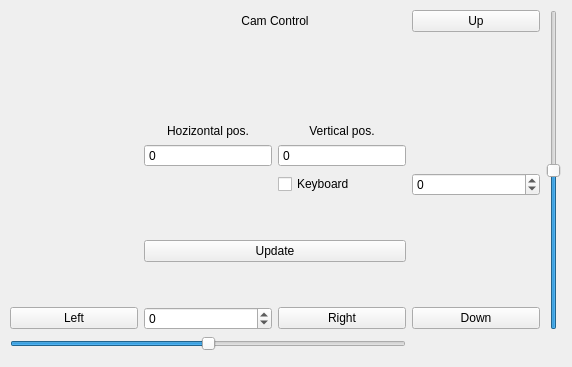
Old version of the form rover_cam_control/resource/cam_control.ui in the repository robotique-udes/rover.
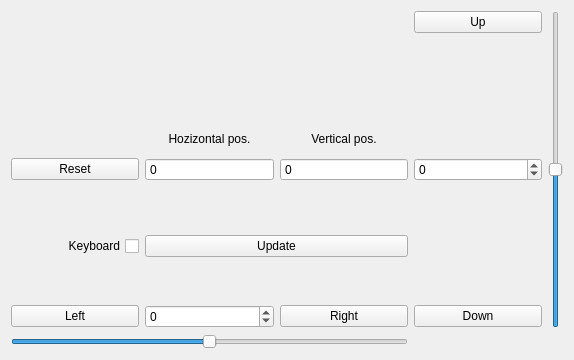
New version of the form.

Commit message: Added a reset button

```diff
--- a/rover_cam_control/resource/cam_control.ui
+++ b/rover_cam_control/resource/cam_control.ui
@@ -6,105 +6,49 @@
    <rect>
     <x>0</x>
     <y>0</y>
-    <width>572</width>
-    <height>367</height>
+    <width>574</width>
+    <height>360</height>
    </rect>
   </property>
   <property name="windowTitle">
    <string>Form</string>
   </property>
-  <widget class="QWidget" name="gridLayoutWidget">
-   <property name="geometry">
-    <rect>
-     <x>10</x>
-     <y>10</y>
-     <width>551</width>
-     <height>341</height>
-    </rect>
-   </property>
+  <layout class="QVBoxLayout" name="verticalLayout">
+   <item>
    <layout class="QGridLayout" name="gridLayout">
-    <item row="6" column="3">
-     <widget class="QLabel" name="cam_vertical_label">
-      <property name="text">
-       <string>Vertical pos.</string>
-      </property>
-      <property name="alignment">
-       <set>Qt::AlignBottom|Qt::AlignHCenter</set>
-      </property>
-      <property name="wordWrap">
-       <bool>false</bool>
-      </property>
-     </widget>
-    </item>
-    <item row="6" column="2">
-     <widget class="QLabel" name="cam_horizontal_label">
-      <property name="text">
-       <string>Hozizontal pos.</string>
-      </property>
-      <property name="alignment">
-       <set>Qt::AlignBottom|Qt::AlignHCenter</set>
-      </property>
-     </widget>
-    </item>
-    <item row="10" column="4">
-     <widget class="QPushButton" name="cam_down_btn">
-      <property name="maximumSize">
-       <size>
-        <width>150</width>
-        <height>16777215</height>
-       </size>
-      </property>
-      <property name="text">
-       <string>Down</string>
-      </property>
-     </widget>
-    </item>
-    <item row="9" column="4">
-     <spacer name="verticalSpacer_2">
-      <property name="orientation">
-       <enum>Qt::Vertical</enum>
-      </property>
-      <property name="sizeHint" stdset="0">
-       <size>
-        <width>20</width>
-        <height>40</height>
-       </size>
-      </property>
-     </spacer>
-    </item>
-    <item row="5" column="1" rowspan="5">
-     <spacer name="verticalSpacer">
-      <property name="orientation">
-       <enum>Qt::Vertical</enum>
-      </property>
-      <property name="sizeHint" stdset="0">
-       <size>
-        <width>20</width>
-        <height>40</height>
-       </size>
-      </property>
-     </spacer>
-    </item>
-    <item row="10" column="1">
-     <widget class="QPushButton" name="cam_left_btn">
-      <property name="maximumSize">
-       <size>
-        <width>150</width>
-        <height>16777215</height>
-       </size>
-      </property>
-      <property name="text">
-       <string>Left</string>
-      </property>
-     </widget>
-    </item>
-    <item row="10" column="3">
+     <property name="rightMargin">
+      <number>0</number>
+     </property>
+     <property name="spacing">
+      <number>6</number>
+     </property>
+     <item row="11" column="3">
      <widget class="QPushButton" name="cam_right_btn">
       <property name="text">
        <string>Right</string>
       </property>
      </widget>
     </item>
+     <item row="10" column="2" colspan="2">
+      <widget class="QPushButton" name="cam_update_btn">
+       <property name="text">
+        <string>Update</string>
+       </property>
+      </widget>
+     </item>
+     <item row="6" column="4">
+      <spacer name="verticalSpacer_3">
+       <property name="orientation">
+        <enum>Qt::Vertical</enum>
+       </property>
+       <property name="sizeHint" stdset="0">
+        <size>
+         <width>20</width>
+         <height>40</height>
+        </size>
+       </property>
+      </spacer>
+     </item>
     <item row="5" column="4">
      <widget class="QPushButton" name="cam_up_btn">
       <property name="maximumSize">
@@ -118,7 +62,65 @@
       </property>
      </widget>
     </item>
-    <item row="12" column="1" colspan="3">
+     <item row="10" column="4">
+      <spacer name="verticalSpacer_2">
+       <property name="orientation">
+        <enum>Qt::Vertical</enum>
+       </property>
+       <property name="sizeHint" stdset="0">
+        <size>
+         <width>20</width>
+         <height>40</height>
+        </size>
+       </property>
+      </spacer>
+     </item>
+     <item row="11" column="2">
+      <widget class="QSpinBox" name="cam_horizontal_field">
+       <property name="minimum">
+        <number>-180</number>
+       </property>
+       <property name="maximum">
+        <number>180</number>
+       </property>
+      </widget>
+     </item>
+     <item row="5" column="3" rowspan="2">
+      <widget class="QLabel" name="cam_vertical_label">
+       <property name="text">
+        <string>Vertical pos.</string>
+       </property>
+       <property name="alignment">
+        <set>Qt::AlignBottom|Qt::AlignHCenter</set>
+       </property>
+       <property name="wordWrap">
+        <bool>false</bool>
+       </property>
+      </widget>
+     </item>
+     <item row="8" column="3">
+      <widget class="QSpinBox" name="cam_vertical_pos_info">
+       <property name="enabled">
+        <bool>true</bool>
+       </property>
+       <property name="frame">
+        <bool>true</bool>
+       </property>
+       <property name="readOnly">
+        <bool>true</bool>
+       </property>
+       <property name="buttonSymbols">
+        <enum>QAbstractSpinBox::NoButtons</enum>
+       </property>
+       <property name="minimum">
+        <number>-90</number>
+       </property>
+       <property name="maximum">
+        <number>90</number>
+       </property>
+      </widget>
+     </item>
+     <item row="13" column="1" colspan="3">
      <widget class="QSlider" name="cam_horizontal_slider">
       <property name="minimum">
        <number>-180</number>
@@ -131,7 +133,72 @@
       </property>
      </widget>
     </item>
-    <item row="5" column="5" rowspan="6">
+     <item row="11" column="1">
+      <widget class="QPushButton" name="cam_left_btn">
+       <property name="maximumSize">
+        <size>
+         <width>150</width>
+         <height>16777215</height>
+        </size>
+       </property>
+       <property name="text">
+        <string>Left</string>
+       </property>
+      </widget>
+     </item>
+     <item row="5" column="2" rowspan="2">
+      <widget class="QLabel" name="cam_horizontal_label">
+       <property name="text">
+        <string>Hozizontal pos.</string>
+       </property>
+       <property name="alignment">
+        <set>Qt::AlignBottom|Qt::AlignHCenter</set>
+       </property>
+      </widget>
+     </item>
+     <item row="11" column="4">
+      <widget class="QPushButton" name="cam_down_btn">
+       <property name="maximumSize">
+        <size>
+         <width>150</width>
+         <height>16777215</height>
+        </size>
+       </property>
+       <property name="text">
+        <string>Down</string>
+       </property>
+      </widget>
+     </item>
+     <item row="8" column="2">
+      <widget class="QSpinBox" name="cam_horizontal_pos_info">
+       <property name="enabled">
+        <bool>true</bool>
+       </property>
+       <property name="readOnly">
+        <bool>true</bool>
+       </property>
+       <property name="buttonSymbols">
+        <enum>QAbstractSpinBox::NoButtons</enum>
+       </property>
+       <property name="minimum">
+        <number>-180</number>
+       </property>
+       <property name="maximum">
+        <number>180</number>
+       </property>
+      </widget>
+     </item>
+     <item row="8" column="4">
+      <widget class="QSpinBox" name="cam_vertical_field">
+       <property name="minimum">
+        <number>-90</number>
+       </property>
+       <property name="maximum">
+        <number>90</number>
+       </property>
+      </widget>
+     </item>
+     <item row="5" column="5" rowspan="7">
      <widget class="QSlider" name="cam_vertical_slider">
       <property name="minimum">
        <number>-90</number>
@@ -144,99 +211,25 @@
       </property>
      </widget>
     </item>
-    <item row="5" column="2" colspan="2">
-     <widget class="QLabel" name="label">
-      <property name="text">
-       <string>Cam Control</string>
-      </property>
-      <property name="textFormat">
-       <enum>Qt::RichText</enum>
-      </property>
-      <property name="alignment">
-       <set>Qt::AlignCenter</set>
-      </property>
-     </widget>
-    </item>
-    <item row="8" column="3">
+     <item row="10" column="1">
      <widget class="QCheckBox" name="cam_keyboard_check_box">
       <property name="layoutDirection">
-       <enum>Qt::LeftToRight</enum>
+        <enum>Qt::RightToLeft</enum>
       </property>
       <property name="text">
        <string>Keyboard</string>
       </property>
      </widget>
     </item>
-    <item row="9" column="2" colspan="2">
-     <widget class="QPushButton" name="cam_update_btn">
+     <item row="8" column="1">
+      <widget class="QPushButton" name="cam_reset_btn">
       <property name="text">
-       <string>Update</string>
+        <string>Reset</string>
       </property>
      </widget>
     </item>
-    <item row="10" column="2">
-     <widget class="QSpinBox" name="cam_horizontal_field">
-      <property name="minimum">
-       <number>-180</number>
-      </property>
-      <property name="maximum">
-       <number>180</number>
-      </property>
-     </widget>
-    </item>
-    <item row="8" column="4">
-     <widget class="QSpinBox" name="cam_vertical_field">
-      <property name="minimum">
-       <number>-90</number>
-      </property>
-      <property name="maximum">
-       <number>90</number>
-      </property>
-     </widget>
-    </item>
-    <item row="7" column="2">
-     <widget class="QSpinBox" name="cam_horizontal_pos_info">
-      <property name="enabled">
-       <bool>true</bool>
-      </property>
-      <property name="readOnly">
-       <bool>true</bool>
-      </property>
-      <property name="buttonSymbols">
-       <enum>QAbstractSpinBox::NoButtons</enum>
-      </property>
-      <property name="minimum">
-       <number>-180</number>
-      </property>
-      <property name="maximum">
-       <number>180</number>
-      </property>
-     </widget>
-    </item>
-    <item row="7" column="3">
-     <widget class="QSpinBox" name="cam_vertical_pos_info">
-      <property name="enabled">
-       <bool>true</bool>
-      </property>
-      <property name="frame">
-       <bool>true</bool>
-      </property>
-      <property name="readOnly">
-       <bool>true</bool>
-      </property>
-      <property name="buttonSymbols">
-       <enum>QAbstractSpinBox::NoButtons</enum>
-      </property>
-      <property name="minimum">
-       <number>-90</number>
-      </property>
-      <property name="maximum">
-       <number>90</number>
-      </property>
-     </widget>
-    </item>
-    <item row="6" column="4">
-     <spacer name="verticalSpacer_3">
+     <item row="5" column="1" rowspan="2">
+      <spacer name="verticalSpacer">
       <property name="orientation">
        <enum>Qt::Vertical</enum>
       </property>
@@ -249,7 +242,8 @@
      </spacer>
     </item>
    </layout>
-  </widget>
+   </item>
+  </layout>
  </widget>
  <resources/>
  <connections/>
```
Left out of the diff: 8 changed lines with no effect on the pictures. Lines whose indentation alone changed are shown as unchanged. The commit also changes 2 other files.
